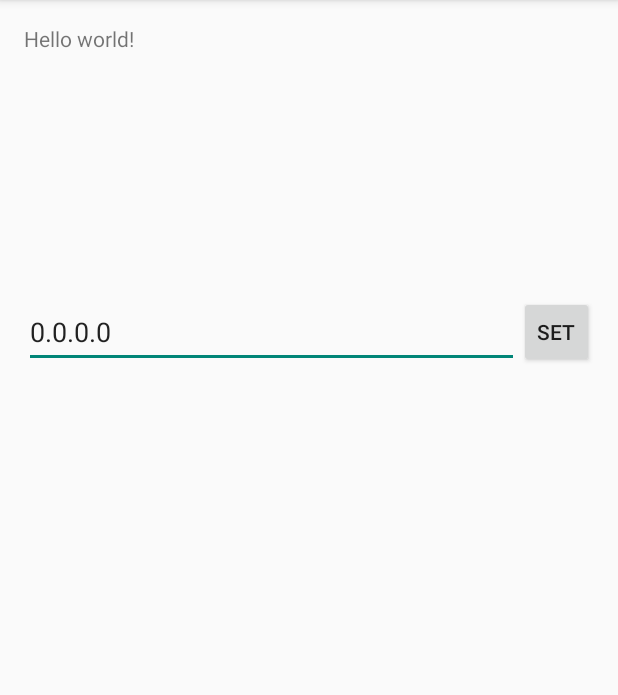
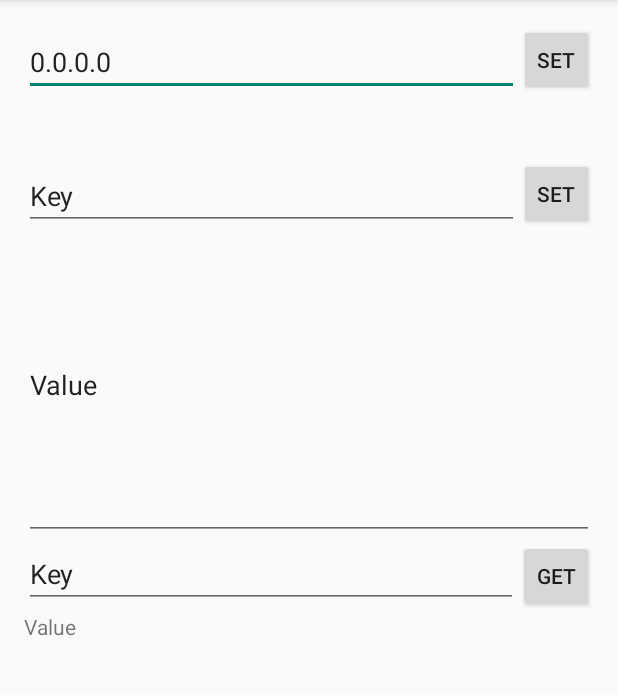
Before and after one commit to NYUAD-Hackathon/Qarsan, an Android app: the screen it shows after launch (MainActivity), on a phone screen of 412 x 824 dp, the part 84-779 px from its top. Run offline under Robolectric (Android 15) with nearby library versions, the phone set to English and light mode, and no system bars; libraries missing offline, so code that uses them is left out: net.tomp2p.connection, net.tomp2p.futures, net.tomp2p.log, net.tomp2p.mapreduce, net.tomp2p.message and 8 more.

Commit message:
get set views

```diff
--- a/qarsan/app/src/main/java/com/qarsan/qarsan/MainActivity.java
+++ b/qarsan/app/src/main/java/com/qarsan/qarsan/MainActivity.java
@@ -26,6 +26,7 @@ import net.tomp2p.utils.*;
 import java.net.Inet4Address;
 import java.net.Inet6Address;
 import java.net.InetAddress;
+import java.net.InetSocketAddress;
 import java.util.*;
 import java.io.*;
 
@@ -37,36 +38,7 @@ public class MainActivity extends ActionBarActivity {
         setContentView(R.layout.activity_main);
         System.setProperty("java.net.preferIPv6Addresses", "false");
 
-        Peer master = null;
-        try
-        {
-            //If 0.0.0.0 then we want to set up a default instance
-            /*if(ip.equals("0.0.0.0")) {
-                master = new Peer(new Number160(rnd));
-            } else {
-                //We were actually passed in an IP to connect to
-                master = new Peer(new Number160(ip));
-            }*/
-            master = new Peer(new Number160(rnd));
-            Bindings bindings=new Bindings(Bindings.Protocol.IPv4);
-            master.listen(4001, 4001, bindings);
 
-            Peer[] nodes = createAndAttachNodes(master, 10);
-            bootstrap(master, nodes);
-            examplePutGet(nodes);
-            exampleAddGet(nodes);
-        }
-        catch (Throwable e)
-        {
-            Log.wtf("tomp2p", e);
-            e.printStackTrace();
-        }
-        finally
-        {
-            if (master != null) {
-                master.shutdown();
-            }
-        }
     }
 
 
@@ -74,23 +46,21 @@ public class MainActivity extends ActionBarActivity {
         EditText ipaddress = (EditText)findViewById(R.id.editText);
         String ip = ipaddress.getText().toString();
         Peer master = null;
-
+        InetSocketAddress bootstrapIP = null;
         try
         {
-            //If 0.0.0.0 then we want to set up a default instance
-            if(ip.equals("0.0.0.0")) {
-                master = new Peer(new Number160(rnd));
-            } else {
-                //We were actually passed in an IP to connect to
-                master = new Peer(new Number160(ip));
-            }
+            master = new Peer(new Number160(rnd));
             Bindings bindings=new Bindings(Bindings.Protocol.IPv4);
             master.listen(4001, 4001, bindings);
 
-//            Peer[] nodes = createAndAttachNodes(master, 10);
-//            bootstrap(master, nodes);
-//            examplePutGet(nodes);
-//            exampleAddGet(nodes);
+            //If 0.0.0.0 then we want to set up a default instance
+            if(ip.equals("0.0.0.0")) {
+            } else {
+                //We were actually passed in an IP to connect to
+                InetAddress ipaddr= InetAddress.getByName(ip);
+                bootstrapIP = new InetSocketAddress(ipaddr,4001);
+                master.bootstrap(bootstrapIP);
+            }
         }
         catch (Throwable e)
         {
@@ -146,31 +116,6 @@ public class MainActivity extends ActionBarActivity {
                 + futureDHT.isSuccess() + ")");
     }
 
-    private static Peer[] createAndAttachNodes(Peer master, int nr) throws Exception
-    {
-        Peer[] nodes = new Peer[nr];
-        nodes[0] = master;
-        for (int i = 1; i < nr; i++)
-        {
-            nodes[i] = new Peer(new Number160(rnd));
-            nodes[i].listen(master);
-        }
-        return nodes;
-    }
-
-    private static void bootstrap(Peer master, Peer[] nodes)
-    {
-        List<FutureBootstrap> futures = new ArrayList<FutureBootstrap>();
-        for (int i = 1; i < nodes.length; i++)
-        {
-            FutureBootstrap tmp = nodes[i].bootstrap(master.getPeerAddress());
-            futures.add(tmp);
-        }
-        for (FutureBootstrap future : futures)
-            future.awaitUninterruptibly();
-    }
-
-
     @Override
     public boolean onCreateOptionsMenu(Menu menu) {
         // Inflate the menu; this adds items to the action bar if it is present.
--- a/qarsan/app/src/main/res/layout/activity_main.xml
+++ b/qarsan/app/src/main/res/layout/activity_main.xml
@@ -6,32 +6,93 @@
     android:paddingBottom="@dimen/activity_vertical_margin" tools:context=".MainActivity"
     android:id="@+id/id">
 
-    <TextView android:text="@string/hello_world" android:layout_width="wrap_content"
+    <Button
+        style="?android:attr/buttonStyleSmall"
+        android:layout_width="wrap_content"
         android:layout_height="wrap_content"
-        android:id="@+id/textView" />
+        android:id="@+id/button"
+        android:text="set"
+        android:onClick="onClickButton"
+        android:layout_alignParentTop="true"
+        android:layout_alignParentRight="true"
+        android:layout_alignParentEnd="true" />
+
+    <EditText
+        android:layout_width="wrap_content"
+        android:layout_height="wrap_content"
+        android:id="@+id/editText"
+        android:text="0.0.0.0"
+        android:layout_alignBottom="@+id/button"
+        android:layout_alignParentLeft="true"
+        android:layout_alignParentStart="true"
+        android:layout_toLeftOf="@+id/button"
+        android:layout_toStartOf="@+id/button" />
+
+    <EditText
+        android:layout_width="wrap_content"
+        android:layout_height="wrap_content"
+        android:id="@+id/editText2"
+        android:layout_below="@+id/editText"
+        android:layout_alignParentLeft="true"
+        android:layout_alignParentStart="true"
+        android:layout_marginTop="44dp"
+        android:layout_toLeftOf="@+id/button2"
+        android:layout_toStartOf="@+id/button2"
+        android:text="Key" />
 
     <Button
         style="?android:attr/buttonStyleSmall"
         android:layout_width="wrap_content"
         android:layout_height="wrap_content"
-        android:id="@+id/button"
-        android:layout_marginTop="162dp"
-        android:layout_below="@+id/textView"
+        android:text="Set"
+        android:id="@+id/button2"
+        android:layout_alignBottom="@+id/editText2"
         android:layout_alignParentRight="true"
-        android:layout_alignParentEnd="true"
-        android:text="set"
-        android:onClick="onClickButton" />
+        android:layout_alignParentEnd="true" />
+
+    <Button
+        style="?android:attr/buttonStyleSmall"
+        android:layout_width="wrap_content"
+        android:layout_height="wrap_content"
+        android:text="Get"
+        android:id="@+id/button3"
+        android:layout_centerVertical="true"
+        android:layout_alignParentRight="true"
+        android:layout_alignParentEnd="true" />
 
     <EditText
         android:layout_width="wrap_content"
         android:layout_height="wrap_content"
-        android:id="@+id/editText"
+        android:id="@+id/editText3"
+        android:layout_below="@+id/editText2"
         android:layout_alignParentLeft="true"
         android:layout_alignParentStart="true"
-        android:text="0.0.0.0"
-        android:layout_alignTop="@+id/button"
-        android:layout_alignBottom="@+id/button"
-        android:layout_toLeftOf="@+id/button"
-        android:layout_toStartOf="@+id/button" />
+        android:layout_above="@+id/button3"
+        android:layout_alignRight="@+id/button2"
+        android:layout_alignEnd="@+id/button2"
+        android:text="Value" />
+
+    <EditText
+        android:layout_width="wrap_content"
+        android:layout_height="wrap_content"
+        android:id="@+id/editText4"
+        android:layout_alignTop="@+id/button3"
+        android:layout_alignParentLeft="true"
+        android:layout_alignParentStart="true"
+        android:layout_toLeftOf="@+id/button3"
+        android:layout_toStartOf="@+id/button3"
+        android:text="Key" />
+
+    <TextView
+        android:layout_width="wrap_content"
+        android:layout_height="wrap_content"
+        android:text="Value"
+        android:id="@+id/textView"
+        android:layout_below="@+id/button3"
+        android:layout_alignParentLeft="true"
+        android:layout_alignParentStart="true"
+        android:layout_alignParentBottom="true"
+        android:layout_alignParentRight="true"
+        android:layout_alignParentEnd="true" />
 
 </RelativeLayout>
```
Also changed, not shown: 1 other file.
